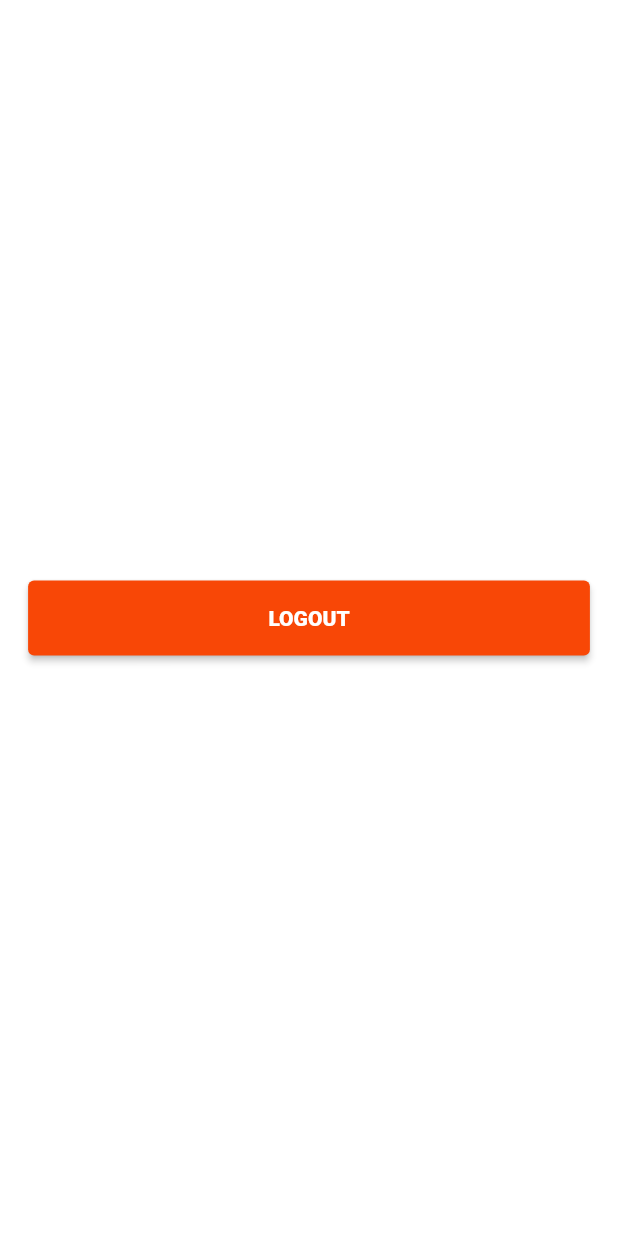
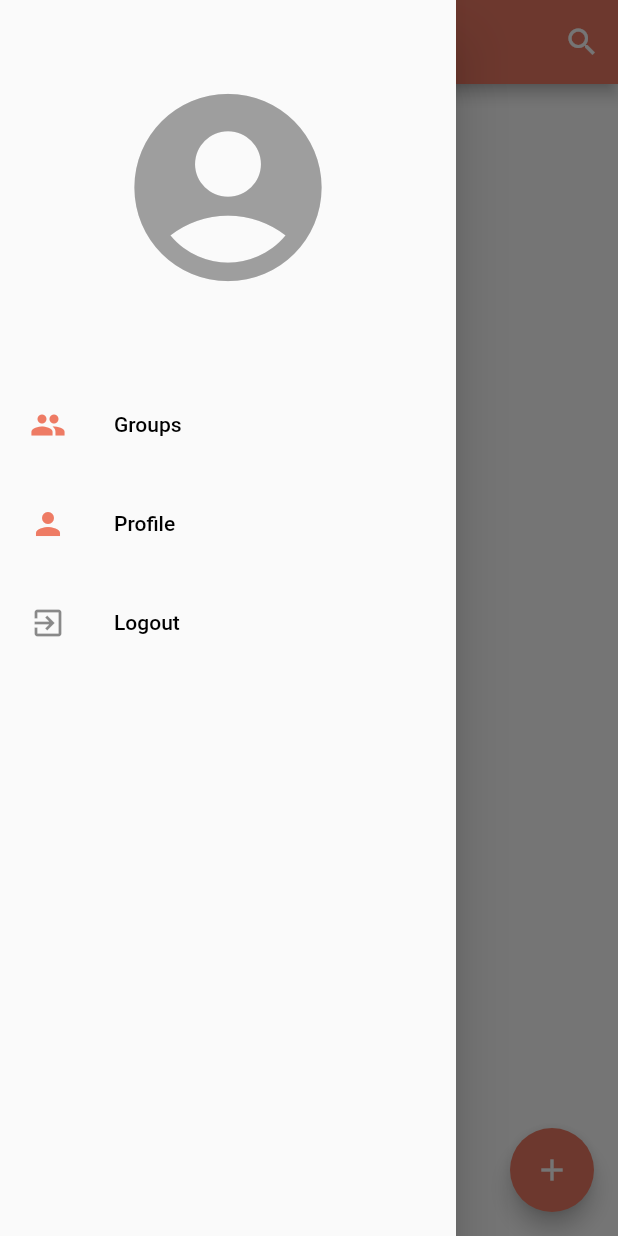
Before and after one commit to vedintech007/chat-app-flutter-firebase, a Flutter app: the HomePage screen opened directly, with the side drawer open (before the commit the screen has no drawer), on a phone screen of 412 x 824 dp. Run offline on Flutter 3.47's test engine with Material 2 defaults, Android fonts, the phone set to English and light mode, and no system bars; our stand-ins replace cloud_firestore, firebase_auth, firebase_core, shared_preferences; accounts and stored records are empty.

Commit message:
done with homepage

```diff
--- a/lib/helper/helper_function.dart
+++ b/lib/helper/helper_function.dart
@@ -29,9 +29,21 @@ class HelperFunctions {
 
   // getting the data from SF
 
-  static Future<bool?> getUserLoggedInStatus() async {
+  static Future<bool?> getUserLoggedInStatusFromSF() async {
     SharedPreferences sf = await SharedPreferences.getInstance();
 
     return sf.getBool(userLoggedInKey);
   }
+
+  static Future<String?> getUserEmailFromSF() async {
+    SharedPreferences sf = await SharedPreferences.getInstance();
+
+    return sf.getString(userEmailKey);
+  }
+
+  static Future<String?> getUserNameFromSF() async {
+    SharedPreferences sf = await SharedPreferences.getInstance();
+
+    return sf.getString(userNameKey);
+  }
 }
--- a/lib/main.dart
+++ b/lib/main.dart
@@ -42,7 +42,7 @@ class _MyAppState extends State<MyApp> {
   }
 
   getUserLoggedInStatus() async {
-    await HelperFunctions.getUserLoggedInStatus().then((value) {
+    await HelperFunctions.getUserLoggedInStatusFromSF().then((value) {
       if (value != null) {
         setState(() => _isSignedin = value);
       }
--- a/lib/pages/home/home_page.dart
+++ b/lib/pages/home/home_page.dart
@@ -1,5 +1,11 @@
 import 'package:flutter/material.dart';
+import 'package:flutter_chat_app/helper/helper_function.dart';
+import 'package:flutter_chat_app/pages/auth/login_page.dart';
+import 'package:flutter_chat_app/pages/profile/profile.dart';
+import 'package:flutter_chat_app/pages/search/search_page.dart';
 import 'package:flutter_chat_app/services/auth_service.dart';
+import 'package:flutter_chat_app/shared/constants.dart';
+import 'package:flutter_chat_app/shared/functions.dart';
 import 'package:flutter_chat_app/widgets/custom_button.dart';
 
 class HomePage extends StatefulWidget {
@@ -12,15 +18,133 @@ class HomePage extends StatefulWidget {
 class _HomePageState extends State<HomePage> {
   AuthService authService = AuthService();
 
+  String _userName = "";
+  String _email = "";
+
+  @override
+  void initState() {
+    getUserData();
+    super.initState();
+  }
+
+  getUserData() async {
+    await HelperFunctions.getUserLoggedInStatusFromSF().then((value) => setState(() {}));
+    await HelperFunctions.getUserEmailFromSF().then((value) => setState(() => _email = value!));
+    await HelperFunctions.getUserNameFromSF().then((value) => setState(() => _userName = value!));
+  }
+
   @override
   Widget build(BuildContext context) {
     return Scaffold(
-      body: Center(
-        child: CustomButton(
-          btnText: "LOGOUT",
-          onPressed: () => authService.signOut(),
+        appBar: AppBar(
+          backgroundColor: AppColors().primaryColor,
+          title: const Text(
+            "Groups",
+            style: TextStyle(
+              fontSize: 22,
+            ),
+          ),
+          actions: [
+            IconButton(
+              onPressed: () {
+                nextScreen(context, pageName: const SearchPage());
+              },
+              icon: const Icon(Icons.search),
+            ),
+          ],
         ),
-      ),
-    );
+        body: Column(
+          children: [],
+        ),
+        floatingActionButton: FloatingActionButton(
+          onPressed: () {},
+          backgroundColor: AppColors().primaryColor,
+          child: const Icon(Icons.add),
+        ),
+        drawer: Drawer(
+          child: ListView(
+            padding: const EdgeInsets.symmetric(vertical: 50),
+            children: <Widget>[
+              const Icon(
+                Icons.account_circle,
+                size: 150,
+                color: Colors.grey,
+              ),
+              const SizedBox(height: 15),
+              Text(
+                _userName,
+                textAlign: TextAlign.center,
+                style: const TextStyle(
+                  fontSize: 30,
+                ),
+              ),
+              ListTile(
+                onTap: () {},
+                selectedColor: Theme.of(context).primaryColor,
+                selected: true,
+                contentPadding: const EdgeInsets.symmetric(horizontal: 20, vertical: 5),
+                leading: const Icon(Icons.group),
+                title: const Text(
+                  "Groups",
+                  style: TextStyle(
+                    color: Colors.black,
+                  ),
+                ),
+              ),
+              ListTile(
+                onTap: () => nextScreen(context, pageName: const ProfilePage()),
+                selectedColor: Theme.of(context).primaryColor,
+                selected: true,
+                contentPadding: const EdgeInsets.symmetric(horizontal: 20, vertical: 5),
+                leading: const Icon(Icons.person),
+                title: const Text(
+                  "Profile",
+                  style: TextStyle(
+                    color: Colors.black,
+                  ),
+                ),
+              ),
+              ListTile(
+                onTap: () async {
+                  showDialog(
+                      context: context,
+                      barrierDismissible: false,
+                      builder: (context) {
+                        return AlertDialog(
+                          title: const Text("Logout"),
+                          content: const Text("Are you sure you want to logout?"),
+                          actions: [
+                            IconButton(
+                              onPressed: () => pop(context),
+                              icon: const Icon(Icons.cancel, color: Colors.red),
+                            ),
+                            IconButton(
+                              onPressed: () async {
+                                authService.signOut().whenComplete(
+                                      () => nextScreen(
+                                        context,
+                                        pageName: const LoginPage(),
+                                        replace: true,
+                                      ),
+                                    );
+                              },
+                              icon: const Icon(Icons.exit_to_app, color: Colors.green),
+                            ),
+                          ],
+                        );
+                      });
+                },
+                contentPadding: const EdgeInsets.symmetric(horizontal: 20, vertical: 5),
+                leading: const Icon(Icons.exit_to_app),
+                title: const Text(
+                  "Logout",
+                  style: TextStyle(
+                    color: Colors.black,
+                  ),
+                ),
+              ),
+            ],
+          ),
+        ));
   }
 }
```
Also changed, not shown: lib/pages/profile/profile.dart (added, +19 -0 lines), lib/pages/search/search_page.dart (added, +19 -0 lines).
